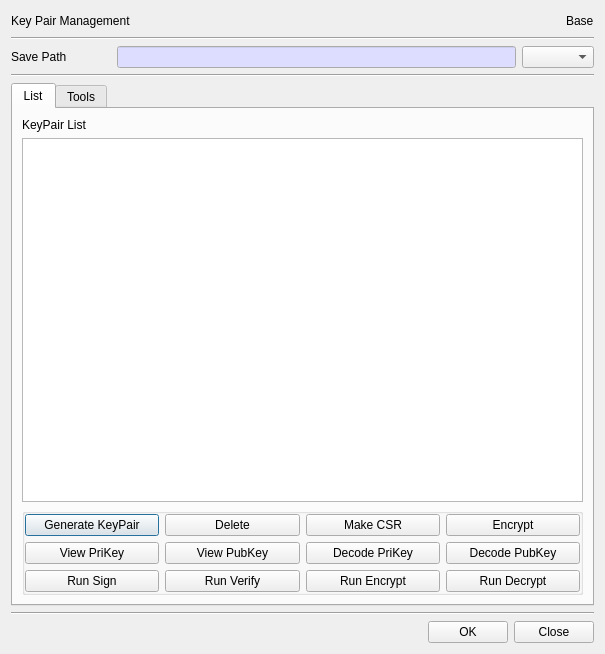
Before: the Qt Designer form BerEditor/key_pair_man_dlg.ui in jykim74/BerEditor, drawn with Qt 5.
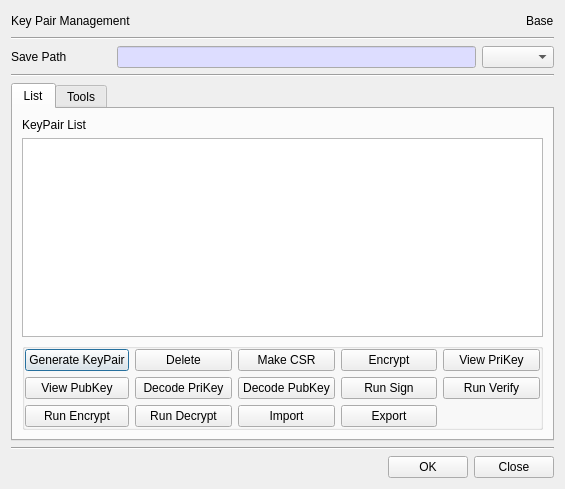
After: the same form once the commit is applied.

Commit message: Export 작업중

```diff
--- a/BerEditor/key_pair_man_dlg.ui
+++ b/BerEditor/key_pair_man_dlg.ui
@@ -6,8 +6,8 @@
    <rect>
     <x>0</x>
     <y>0</y>
-    <width>605</width>
-    <height>654</height>
+    <width>562</width>
+    <height>489</height>
    </rect>
   </property>
   <property name="windowTitle">
@@ -175,24 +175,10 @@
               </property>
              </widget>
             </item>
-            <item row="1" column="1">
-             <widget class="QPushButton" name="mLViewPubKeyBtn">
+            <item row="0" column="2">
+             <widget class="QPushButton" name="mLMakeCSRBtn">
               <property name="text">
-               <string>View PubKey</string>
-              </property>
-             </widget>
-            </item>
-            <item row="1" column="2">
-             <widget class="QPushButton" name="mLDecodePriKeyBtn">
-              <property name="text">
-               <string>Decode PriKey</string>
-              </property>
-             </widget>
-            </item>
-            <item row="0" column="1">
-             <widget class="QPushButton" name="mLDeleteBtn">
-              <property name="text">
-               <string>Delete</string>
+               <string>Make CSR</string>
               </property>
              </widget>
             </item>
@@ -203,55 +189,83 @@
               </property>
              </widget>
             </item>
-            <item row="1" column="0">
+            <item row="0" column="1">
+             <widget class="QPushButton" name="mLDeleteBtn">
+              <property name="text">
+               <string>Delete</string>
+              </property>
+             </widget>
+            </item>
+            <item row="0" column="4">
              <widget class="QPushButton" name="mLViewPriKeyBtn">
               <property name="text">
                <string>View PriKey</string>
               </property>
              </widget>
             </item>
-            <item row="0" column="2">
-             <widget class="QPushButton" name="mLMakeCSRBtn">
+            <item row="1" column="0">
+             <widget class="QPushButton" name="mLViewPubKeyBtn">
               <property name="text">
-               <string>Make CSR</string>
+               <string>View PubKey</string>
               </property>
              </widget>
             </item>
-            <item row="1" column="3">
+            <item row="1" column="1">
+             <widget class="QPushButton" name="mLDecodePriKeyBtn">
+              <property name="text">
+               <string>Decode PriKey</string>
+              </property>
+             </widget>
+            </item>
+            <item row="1" column="2">
              <widget class="QPushButton" name="mLDecodePubKeyBtn">
               <property name="text">
                <string>Decode PubKey</string>
               </property>
              </widget>
             </item>
-            <item row="2" column="0">
+            <item row="1" column="3">
              <widget class="QPushButton" name="mLRunSignBtn">
               <property name="text">
                <string>Run Sign</string>
               </property>
              </widget>
             </item>
-            <item row="2" column="1">
+            <item row="1" column="4">
              <widget class="QPushButton" name="mLRunVerifyBtn">
               <property name="text">
                <string>Run Verify</string>
               </property>
              </widget>
             </item>
-            <item row="2" column="2">
+            <item row="2" column="0">
              <widget class="QPushButton" name="mLRunPubEncBtn">
               <property name="text">
                <string>Run Encrypt</string>
               </property>
              </widget>
             </item>
-            <item row="2" column="3">
+            <item row="2" column="1">
              <widget class="QPushButton" name="mLRunPubDecBtn">
               <property name="text">
                <string>Run Decrypt</string>
               </property>
              </widget>
             </item>
+            <item row="2" column="2">
+             <widget class="QPushButton" name="mImportBtn">
+              <property name="text">
+               <string>Import</string>
+              </property>
+             </widget>
+            </item>
+            <item row="2" column="3">
+             <widget class="QPushButton" name="mExportBtn">
+              <property name="text">
+               <string>Export</string>
+              </property>
+             </widget>
+            </item>
            </layout>
           </item>
          </layout>
```
Left out of the diff: 8 changed lines with no effect on the pictures. The commit also changes 10 other files.
